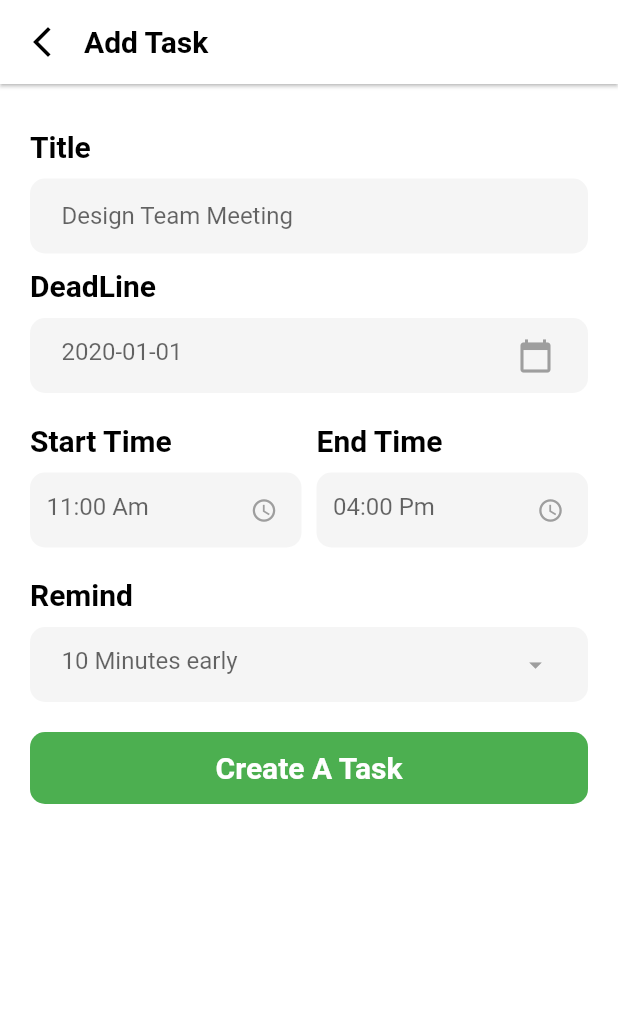
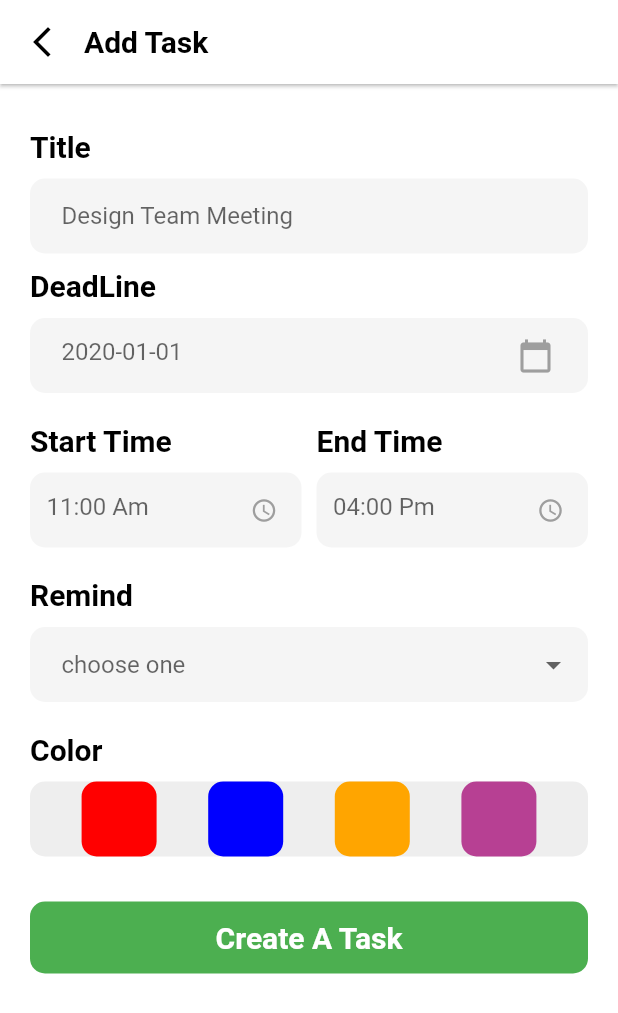
Before and after one commit to amrNaser99/To-do-Algoriza, a Flutter app: the screen it shows after launch, after a tap on "Add a task", on a phone screen of 412 x 824 dp. Shown: the top 1013 px of the screen. Run offline on Flutter 3.47's test engine with Material 2 defaults, Android fonts, the phone set to English and light mode, and no system bars; our stand-ins replace bloc, calendar_timeline, conditional_builder_null_safety, flutter_bloc, font_awesome_flutter, google_fonts and 1 more; accounts and stored records are empty; Roboto replaces fonts that are missing (Actor).

Commit message:
update feature

```diff
--- a/lib/modules/board_screen.dart
+++ b/lib/modules/board_screen.dart
@@ -1,9 +1,9 @@
 import 'package:flutter/material.dart';
 import 'package:flutter_bloc/flutter_bloc.dart';
+import 'package:todo_list_algoriza/modules/screens/active_tasks.dart';
 import 'package:todo_list_algoriza/modules/screens/all_tasks.dart';
 import 'package:todo_list_algoriza/modules/screens/completed_tasks.dart';
 import 'package:todo_list_algoriza/modules/screens/favourite_tasks.dart';
-import 'package:todo_list_algoriza/modules/screens/active_tasks.dart';
 import 'package:todo_list_algoriza/modules/task_screen.dart';
 import 'package:todo_list_algoriza/shared/componands/componands.dart';
 import 'package:todo_list_algoriza/shared/cubit/app_cubit.dart';
@@ -65,8 +65,8 @@ class BoardScreen extends StatelessWidget {
                       controller: cubit.tabController,
                       children: const [
                         AllTasksScreen(),
+                        ActiveTasksScreen(),
                         CompletedTasksScreen(),
-                        UnCompletedTasksScreen(),
                         FavouriteTaskScreen(),
                       ],
                     ),
--- a/lib/modules/screens/active_tasks.dart
+++ b/lib/modules/screens/active_tasks.dart
@@ -4,8 +4,8 @@ import 'package:todo_list_algoriza/shared/componands/componands.dart';
 import 'package:todo_list_algoriza/shared/cubit/app_cubit.dart';
 import 'package:todo_list_algoriza/shared/cubit/app_states.dart';
 
-class UnCompletedTasksScreen extends StatelessWidget {
-  const UnCompletedTasksScreen({Key? key}) : super(key: key);
+class ActiveTasksScreen extends StatelessWidget {
+  const ActiveTasksScreen({Key? key}) : super(key: key);
 
   @override
   Widget build(BuildContext context) {
--- a/lib/modules/task_screen.dart
+++ b/lib/modules/task_screen.dart
@@ -30,6 +30,7 @@ class _TaskScreenState extends State<TaskScreen> {
       },
       builder: (BuildContext context, Object? state) {
         AppCubit cubit = BlocProvider.of<AppCubit>(context);
+
         return Scaffold(
           appBar: AppBar(
             titleSpacing: 0,
@@ -50,6 +51,10 @@ class _TaskScreenState extends State<TaskScreen> {
           ),
           body: Padding(
             padding: const EdgeInsets.all(20.0),
+            child: SingleChildScrollView(
+              physics: const BouncingScrollPhysics(),
+              child: SizedBox(
+                height: MediaQuery.of(context).size.height,
                 child: Column(
                   crossAxisAlignment: CrossAxisAlignment.start,
                   children: [
@@ -73,10 +78,11 @@ class _TaskScreenState extends State<TaskScreen> {
                       hintText: 'Design Team Meeting',
                       controller: cubit.titleController,
                       keyboardType: TextInputType.text,
-                  validator: (value) {
-                    if (value == null || value.isEmpty) {
-                      return 'Please Enter Task Title';
+                      validator: (String? value) {
+                        if (value?.isEmpty ?? true) {
+                          return 'Please enter title';
                         }
+                        return null;
                       },
                     ),
                     const SizedBox(
@@ -108,11 +114,6 @@ class _TaskScreenState extends State<TaskScreen> {
                         Icons.calendar_today,
                         color: Colors.grey,
                       ),
-                  validator: (value) {
-                    if (value == null || value.isEmpty) {
-                      return 'Please Enter DeadLine';
-                    }
-                  },
                       onTap: () {
                         showDatePicker(
                           context: context,
@@ -122,10 +123,16 @@ class _TaskScreenState extends State<TaskScreen> {
                         ).then((value) {
                           if (value != null) {
                             cubit.deadLineController.text =
-                            '${value.year}-${value.month}-${value.day}';
+                                '${value.day} - ${value.month} - ${value.year}';
                             debugPrint(cubit.deadLineController.text);
                           }
                         });
+                      },
+                      validator: (String? value) {
+                        if (value?.isEmpty ?? true) {
+                          return 'Please enter deadLine';
+                        }
+                        return null;
                       },
                     ),
                     const SizedBox(
@@ -176,7 +183,8 @@ class _TaskScreenState extends State<TaskScreen> {
                                       if (value != null) {
                                         cubit.startTimeController.text =
                                             '${value.hour}:${value.minute} ${value.hour > 12 ? 'PM' : 'AM'}';
-                                    debugPrint(cubit.startTimeController.text);
+                                        debugPrint(
+                                            cubit.startTimeController.text);
                                       }
                                     });
                                   }),
@@ -252,161 +260,145 @@ class _TaskScreenState extends State<TaskScreen> {
                     const SizedBox(
                       height: 10.0,
                     ),
-                // DropdownButton<String>(
-                //   items:  <String>['10 min before','30 min before', '1 hour before', '1 day before'].map((String value) {
-                //     return DropdownMenuItem<String>(
-                //       value: value,
-                //       child: Text(value),
-                //     );
-                //   }).toList(),
-                //   // const [
-                //   //   DropdownMenuItem<String>(
-                //   //       value: '10 min before', child: Text('10 min before')),
-                //   //   DropdownMenuItem<String>(
-                //   //     value: '30 min before',
-                //   //     child: Text('30 min before'),
-                //   //   ),
-                //   //   DropdownMenuItem<String>(
-                //   //     value: '1 hour before',
-                //   //     child: Text('1 hour before'),
-                //   //   ),
-                //   //   DropdownMenuItem<String>(
-                //   //     value: '1 day before',
-                //   //     child: Text('1 day before'),
-                //   //   ),
-                //   // ],
-                //   onChanged: (value) {
-                //     // value == '10 min before'
-                //     //     ? cubit.remindController.text = '10'
-                //     //     : value == '30 min before'
-                //     //         ? cubit.remindController.text = '30'
-                //     //         : value == '1 hour before'
-                //     //             ? cubit.remindController.text = '60'
-                //     //             : cubit.remindController.text = '1440';
-                //     // // cubit.remindController.text = value;
-                //     setState(() {
-                //       cubit.remindController.text = value!;
-                //     });
-                //   },
-                //   value: cubit.remindController.text,
-                // ),
-                TFF(
-                  padding:
-                      const EdgeInsetsDirectional.only(start: 20.0, end: 10.0),
-                  hintText: '10 Minutes early',
-                  controller: cubit.remindController,
-                  keyboardType: TextInputType.phone,
-                  isIcon: true,
-                  icon: const Icon(
-                    Icons.arrow_drop_down_outlined,
-                    color: Colors.grey,
-                    size: 20.0,
+                    Container(
+                      width: double.infinity,
+                      padding: const EdgeInsetsDirectional.only(
+                        start: 20.0,
+                        end: 10.0,
+                      ),
+                      decoration: BoxDecoration(
+                        color: Colors.grey[100],
+                        border: Border.all(
+                          color: Colors.transparent,
+                          width: 1.0,
+                        ),
+                        borderRadius: BorderRadius.circular(10.0),
+                      ),
+                      child: DropdownButtonFormField<dynamic>(
+                        decoration: const InputDecoration(
+                          border: InputBorder.none,
+                          contentPadding: EdgeInsets.only(
+                            top: 10.0,
+                            bottom: 10.0,
+                          ),
+                        ),
+                        value: cubit.selectedReminderValue,
+                        hint: const Text(
+                          'choose one',
+                        ),
+                        isExpanded: true,
+                        onChanged: (value) {
+                          setState(() {
+                            cubit.selectedReminderValue = value;
+                          });
+                        },
+                        onSaved: (value) {
+                          setState(() {
+                            cubit.selectedReminderValue = value;
+                          });
+                        },
+
+                        items: cubit.listOfValue,
                       ),
                     ),
                     const SizedBox(
                       height: 20.0,
                     ),
-
-                ///TODO: Add a color picker
-                // Row(
-                //   mainAxisAlignment: MainAxisAlignment.start,
-                //   children: [
-                //     Container(
-                //       width: 50,
-                //       height: 50,
-                //       decoration: BoxDecoration(
-                //         color: Colors.red,
-                //         borderRadius: BorderRadius.circular(50),
-                //       ),
-                //       ///[TODO] if state is true then show red else show grey
-                //       child: IconButton(
-                //         icon: const Icon(
-                //           Icons.check,
-                //           color: Colors.white,
-                //         ),
-                //         onPressed: () {
-                //           // cubit.addRemind();
-                //         },
-                //       ),
-                //     ),
-                //     Container(
-                //       width: 50,
-                //       height: 50,
-                //       decoration: BoxDecoration(
-                //         color: Colors.red,
-                //         borderRadius: BorderRadius.circular(50),
-                //       ),
-                //       ///[TODO] if state is true then show red else show grey
-                //       child: IconButton(
-                //         icon: const Icon(
-                //           Icons.check,
-                //           color: Colors.white,
-                //         ),
-                //         onPressed: () {
-                //           // cubit.addRemind();
-                //         },
-                //       ),
-                //     ),
-                //     Container(
-                //       width: 50,
-                //       height: 50,
-                //       decoration: BoxDecoration(
-                //         color: Colors.red,
-                //         borderRadius: BorderRadius.circular(50),
-                //       ),
-                //       ///[TODO] if state is true then show red else show grey
-                //       child: IconButton(
-                //         icon: const Icon(
-                //           Icons.check,
-                //           color: Colors.white,
-                //         ),
-                //         onPressed: () {
-                //           // cubit.addRemind();
-                //         },
-                //       ),
-                //     ),
-                //   ],
-                // ),
-                // const Spacer(),
+                    Text(
+                      'Color',
+                      style: GoogleFonts.actor(
+                        textStyle: const TextStyle(
+                          color: Colors.black,
+                          fontWeight: FontWeight.bold,
+                          fontSize: 20.0,
+                        ),
+                      ),
+                    ),
+                    const SizedBox(
+                      height: 10.0,
+                    ),
+                    Container(
+                      height: 50.0,
+                      width: double.infinity,
+                      decoration: BoxDecoration(
+                        borderRadius: BorderRadius.circular(10.0),
+                        color: Colors.grey[200],
+                      ),
+                      child: Row(
+                        mainAxisAlignment: MainAxisAlignment.spaceEvenly,
+                        children: [
+                          for (var i = 0; i < cubit.colors.length; i++)
+                            Container(
+                              height: 50.0,
+                              width: 50.0,
+                              decoration: BoxDecoration(
+                                border: cubit.isSelected &&
+                                        cubit.colorSelected == cubit.colors[i]
+                                    ? Border.all(
+                                        color: Colors.black,
+                                        width: 4.0,
+                                      )
+                                    : null,
+                                borderRadius: BorderRadius.circular(10.0),
+                                color: cubit.colors[i],
+                              ),
+                              child: IconButton(
+                                icon: cubit.isSelected &&
+                                        cubit.colorSelected == cubit.colors[i]
+                                    ? const Icon(
+                                        Icons.check,
+                                        color: Colors.white,
+                                      )
+                                    : Container(
+                                        color: cubit.colors[i],
+                                      ),
+                                onPressed: () {
+                                  cubit.setColor(cubit.colors[i]);
+                                },
+                              ),
+                            ),
+                        ],
+                      ),
+                    ),
+                    const SizedBox(
+                      height: 30.0,
+                    ),
                     mainButton(
                       context: context,
                       text: 'Create A Task',
                       onClick: () {
-                    //   title: cubit.titleController.text,
-                    // cubit.insert(
-                    //   title: cubit.titleController.text,
-                    //   startTime: cubit.startTimeController.text,
-                    //   endTime: cubit.endTimeController.text,
-                    //   deadline: cubit.deadLineController.text,
-                    //   remind: cubit.remindController.text,
-                    //   color: 'Colors.red',
-                    //   status: 'completed',
-                    // );
+                        if (cubit.titleController.text.isEmpty) {
+                          cubit.errorMessage = 'Please enter a title';
+                          return;
+                        } else if (cubit.startTimeController.text.isEmpty) {
+                          cubit.errorMessage = 'Please enter a start time';
+                          return;
+                        } else if (cubit.endTimeController.text.isEmpty) {
+                          cubit.errorMessage = 'Please enter an end time';
+                          return;
+                        } else if (cubit.deadLineController.text.isEmpty) {
+                          cubit.errorMessage = 'Please enter a deadline';
+                          return;
+                        }
+                        else {
+                          cubit.errorMessage = '';
                           cubit.insertToDatabase(
                             context: context,
                             title: cubit.titleController.text,
                             startTime: cubit.startTimeController.text,
                             endTime: cubit.endTimeController.text,
                             deadline: cubit.deadLineController.text,
-                      remind: cubit.remindController.text,
-                      color: 'Colors.red',
-                      status: 'completed',
+                            remind: cubit.selectedReminderValue,
+                            color: cubit.colorSelected! ,
+                            status: 'active',
                             isFav: false,
                           );
-
-                    debugPrint(
-                      "${cubit.titleController.text}, ${cubit.startTimeController.text}, ${cubit.endTimeController.text}, ${cubit.deadLineController.text}, ${cubit.remindController.text}",
-                    );
-
-                    // cubit.insertToDatabase(
-                    //   context: context,
-                    //   title: cubit.titleController.text,
-                    //   time: cubit.startTimeController.text,
-                    //   date: cubit.deadLineController.text,
-                    // );
+                        }
                       },
                     ),
                   ],
+                ),
+              ),
             ),
           ),
         );
--- a/lib/shared/cubit/app_cubit.dart
+++ b/lib/shared/cubit/app_cubit.dart
@@ -4,34 +4,55 @@ import 'package:sqflite/sqflite.dart';
 import 'package:todo_list_algoriza/shared/cubit/app_states.dart';
 
 class AppCubit extends Cubit<AppStates> {
+  List<DropdownMenuItem> listOfValue = [
+        const DropdownMenuItem<String>(
+            value: '10 min before', child: Text('10 min before')),
+        const DropdownMenuItem<String>(
+          value: '30 min before',
+          child: Text('30 min before'),
+        ),
+        const DropdownMenuItem<String>(
+          value: '1 hour before',
+          child: Text('1 hour before'),
+        ),
+        const DropdownMenuItem<String>(
+          value: '1 day before',
+          child: Text('1 day before'),
+        ),
+  ];
+
   AppCubit() : super(AppInitialState());
 
-  List colors = [
-    Colors.red,
-    Colors.orange,
-    Colors.yellow,
-    Colors.blue,
+  static AppCubit get(context) => BlocProvider.of(context);
+
+  List<Color> colors = [
+    const Color(0xffFF0000),
+    const Color(0xff0000FF),
+    const Color(0xffFFA500),
+    const Color(0xffb74093),
   ];
 
+  bool isSelected = false;
+
+  dynamic selectedReminderValue;
+
   TabController? tabController;
-
-  static AppCubit get(context) => BlocProvider.of(context);
 
   List<Tab> tabs = [
     const Tab(
       text: 'All',
     ),
     const Tab(
-      text: 'Completed',
+      text: 'Active',
     ),
     const Tab(
-      text: 'Uncompleted',
+      text: 'Completed',
     ),
     const Tab(
       text: 'Favourites',
     ),
   ];
-
+  String errorMessage = '';
   TextEditingController titleController = TextEditingController();
   TextEditingController deadLineController = TextEditingController();
   TextEditingController remindController = TextEditingController();
@@ -39,8 +60,11 @@ class AppCubit extends Cubit<AppStates> {
   TextEditingController endTimeController = TextEditingController();
   TextEditingController repeatController = TextEditingController();
 
+  // TextEditingController colorController = TextEditingController();
+
+  dynamic colorSelected;
+
   Database? database;
-
   List<Map> tasks = [];
   List<Map> activeTasks = [];
   List<Map> completedTasks = [];
@@ -49,12 +73,12 @@ class AppCubit extends Cubit<AppStates> {
   void createDatabase() {
     openDatabase(
       'todo.db',
-      version: 1,
+      version: 2,
       onCreate: (database, version) {
         print('database created');
         database
             .execute(
-                'CREATE TABLE tasks (id INTEGER PRIMARY KEY, title TEXT, start_time TEXT, end_time TEXT, deadline TEXT, remind TEXT, color TEXT, status TEXT, is_fav TEXT)')
+                'CREATE TABLE tasks (id INTEGER PRIMARY KEY, title TEXT, start_time TEXT, end_time TEXT, deadline TEXT, remind TEXT, color BLOB, status TEXT, is_fav TEXT)')
             .then((value) {
           print('Table created');
         }).catchError((error) {
@@ -79,18 +103,17 @@ class AppCubit extends Cubit<AppStates> {
     required String endTime,
     required String deadline,
     required String remind,
-    required String color,
-    required String status,
-    required bool isFav,
+    required Color color,
+    String status = 'active',
+    bool isFav = false,
   }) async {
     await database?.transaction((txn) async {
       txn
           .rawInsert(
-              'INSERT INTO tasks(title, start_time, end_time, deadline, remind, color, status, is_fav) VALUES("$title","$startTime","$endTime","$deadline","$remind","color.red","active","false")')
+              'INSERT INTO tasks(title, start_time, end_time, deadline, remind, color, status, is_fav) VALUES("$title","$startTime","$endTime","$deadline","$remind","$color","$status","$isFav")')
           .then((value) {
         print('$value is inserting successfully');
         emit(AppInsertDatabaseSuccessfulState());
-        // Navigator.pop(context);
         getDataFromDataBase(database);
       }).catchError((error) {
         print('Error when Insert new raw Record ${error.toString()}');
@@ -110,12 +133,12 @@ class AppCubit extends Cubit<AppStates> {
       tasks = value;
       print('tasks $tasks');
       value.forEach((element) {
-
         if (element['status'] == 'completed') {
           completedTasks.add(element);
         } else if (element['status'] == 'active') {
           activeTasks.add(element);
-        } else if (element['status'] == 'true') {
+        }
+        if (element['is_fav'] == 'true') {
           favouriteTasks.add(element);
         }
       });
@@ -128,17 +151,54 @@ class AppCubit extends Cubit<AppStates> {
     emit(AppSetCheckedSuccess(value));
   }
 
-  void updateTaskStatus(model, String s) {
+  void updateTaskStatus(Map model, s) {
     emit(AppUpdateTaskStatusLoadingState());
     database
-        ?.rawUpdate('UPDATE tasks SET status = "$s" WHERE id = "${model.id}"')
+        ?.rawUpdate(
+            'UPDATE tasks SET status = "$s" WHERE id = "${model['id']}"')
         .then((value) {
-      print('${model.title} is updated successfully');
+      print('${model['title']} is updated successfully');
       emit(AppUpdateTaskStatusSuccessfulState());
       getDataFromDataBase(database);
     }).catchError((error) {
-      print('Error when update ${model.title} ${error.toString()}');
+      print('Error when update ${model['title']} ${error.toString()}');
       emit(AppUpdateTaskStatusErrorState(error));
     });
   }
+
+  void setFav(Map<dynamic, dynamic> model) {
+    emit(AppSetFavLoadingState());
+    database
+        ?.rawUpdate(
+            'UPDATE tasks SET is_fav = "${model['is_fav'] == 'true' ? 'false' : 'true'}" WHERE id = "${model['id']}"')
+        .then((value) {
+      print('${model['title']} is updated successfully');
+      emit(AppSetFavSuccessfulState());
+      getDataFromDataBase(database);
+    }).catchError((error) {
+      print('Error when update ${model['title']} ${error.toString()}');
+      emit(AppSetFavErrorState(error));
+    });
+  }
+
+  void deleteTask(Map<dynamic, dynamic> model) {
+    emit(AppDeleteTaskLoadingState());
+    database
+        ?.rawDelete('DELETE FROM tasks WHERE id = "${model['id']}"')
+        .then((value) {
+      debugPrint('${model['title']} is deleted successfully');
+      emit(AppDeleteTaskSuccessfulState());
+      getDataFromDataBase(database);
+    }).catchError((error) {
+      debugPrint('Error when delete ${model['title']} ${error.toString()}');
+      emit(AppDeleteTaskErrorState(error));
+    });
+  }
+
+  void setColor(Color color) {
+    isSelected = true;
+    colorSelected = color;
+    emit(AppChangeColorStates());
+  }
+
 }
--- a/lib/shared/cubit/app_states.dart
+++ b/lib/shared/cubit/app_states.dart
@@ -60,6 +60,16 @@ class AppUpdateDatabaseErrorState extends AppStates {
   AppUpdateDatabaseErrorState(this.error);
 }
 
+class AppSetFavLoadingState extends AppStates {}
+
+class AppSetFavSuccessfulState extends AppStates {}
+
+class AppSetFavErrorState extends AppStates {
+  final String error;
+
+  AppSetFavErrorState(this.error);
+}
+
 class AppDeleteDatabaseState extends AppStates {}
 
 class AppGetDatabaseLoadingState extends AppStates {}
@@ -71,3 +81,15 @@ class AppGetDatabaseErrorState extends AppStates {
 
   AppGetDatabaseErrorState(this.error);
 }
+
+class AppDeleteTaskLoadingState extends AppStates {}
+
+class AppDeleteTaskSuccessfulState extends AppStates {}
+
+class AppDeleteTaskErrorState extends AppStates {
+  final String error;
+
+  AppDeleteTaskErrorState(this.error);
+}
+
+class AppChangeColorStates extends AppStates {}
--- a/pubspec.yaml
+++ b/pubspec.yaml
@@ -44,6 +44,7 @@ dependencies:
   intl:
   google_fonts:
   calendar_timeline:
+  font_awesome_flutter:
 
 
 
```
Also changed, not shown: lib/shared/componands/componands.dart (+65 -82 lines), pubspec.lock. Lines whose indentation alone changed are shown as unchanged.
